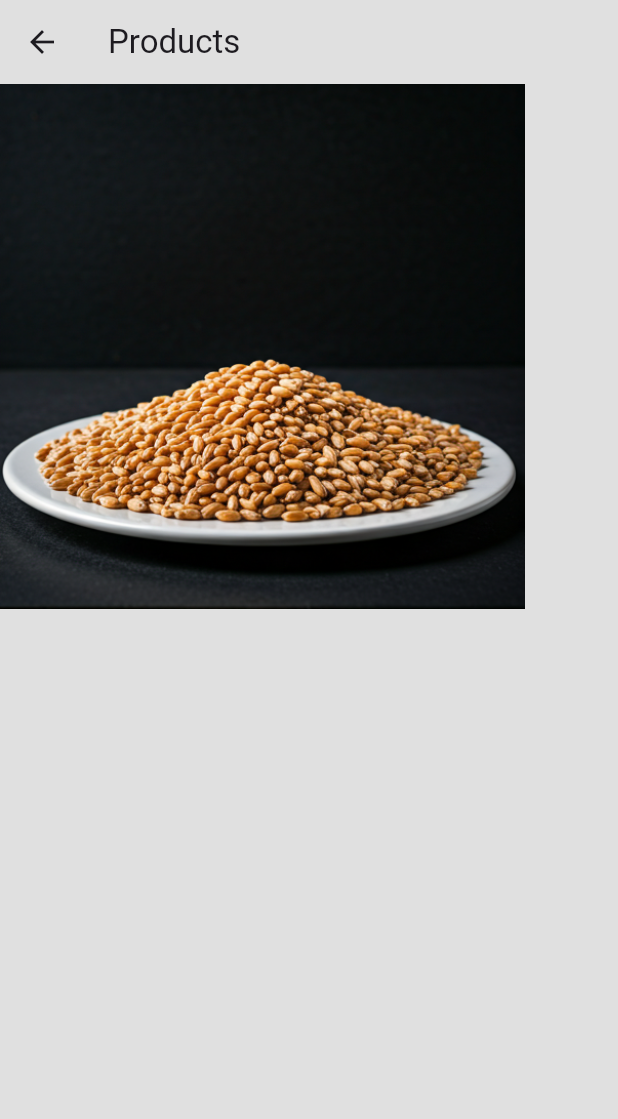
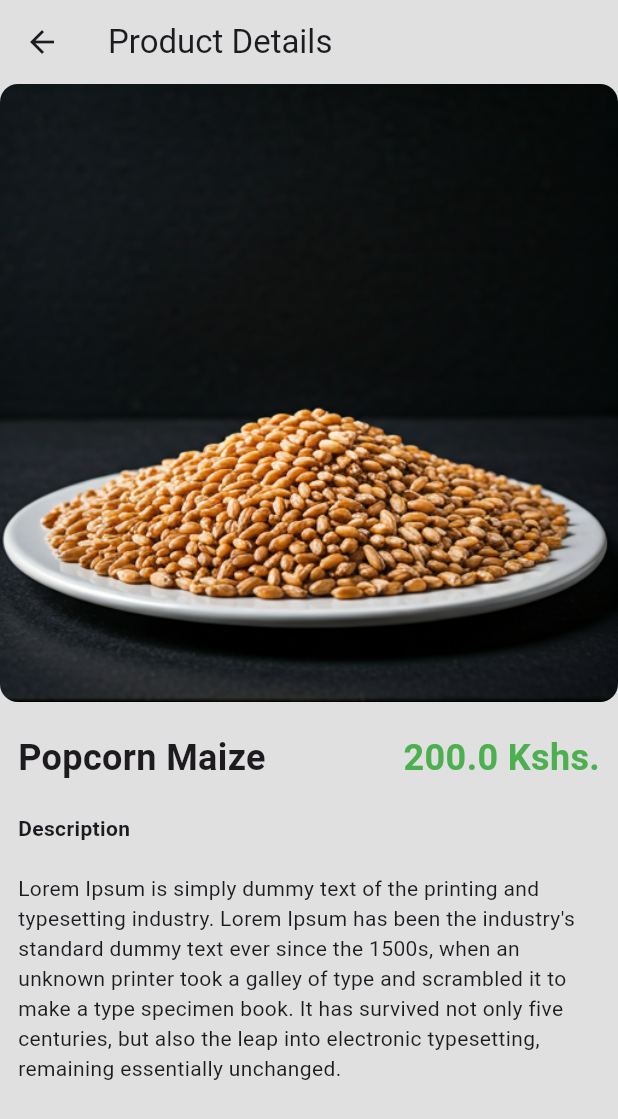
Before and after one commit to gflexx/minimal_ecommerce_app, a Flutter app: the ProductViewPage screen opened directly with sample values from the repository, on a phone screen of 412 x 824 dp. Shown: the top 1119 px of the screen. Run offline on Flutter 3.47's test engine with Material 3 defaults, Android fonts, the light colour scheme and no system bars; our stand-ins replace google_nav_bar.

Commit message:
Updated product detail UI

```diff
--- a/lib/models/cart.dart
+++ b/lib/models/cart.dart
@@ -5,32 +5,37 @@ class Cart extends ChangeNotifier {
   // list items on sale
   List<Item> itemlist = [
     Item(
-      name: 'Cereals',
-      description: 'sth',
+      name: 'Popcorn Maize',
+      description:
+          "Lorem Ipsum is simply dummy text of the printing and typesetting industry. Lorem Ipsum has been the industry's standard dummy text ever since the 1500s, when an unknown printer took a galley of type and scrambled it to make a type specimen book. It has survived not only five centuries, but also the leap into electronic typesetting, remaining essentially unchanged. ",
       price: 200,
       imageUrl: 'images/cereals.png',
     ),
     Item(
-      name: 'Fruits',
-      description: 'sth',
+      name: 'Citrus Banana Fruit Bundle',
+      description:
+          "Lorem Ipsum is simply dummy text of the printing and typesetting industry. Lorem Ipsum has been the industry's standard dummy text ever since the 1500s, when an unknown printer took a galley of type and scrambled it to make a type specimen book. It has survived not only five centuries, but also the leap into electronic typesetting, remaining essentially unchanged. ",
       price: 300,
       imageUrl: 'images/fruits.png',
     ),
     Item(
-      name: 'Tubers',
-      description: 'sth',
+      name: 'Zuchini',
+      description:
+          "Lorem Ipsum is simply dummy text of the printing and typesetting industry. Lorem Ipsum has been the industry's standard dummy text ever since the 1500s, when an unknown printer took a galley of type and scrambled it to make a type specimen book. It has survived not only five centuries, but also the leap into electronic typesetting, remaining essentially unchanged. ",
       price: 300,
       imageUrl: 'images/greens.png',
     ),
     Item(
-      name: 'Vegies',
-      description: 'sth',
+      name: 'Broccoli Cabbage Pack',
+      description:
+          "Lorem Ipsum is simply dummy text of the printing and typesetting industry. Lorem Ipsum has been the industry's standard dummy text ever since the 1500s, when an unknown printer took a galley of type and scrambled it to make a type specimen book. It has survived not only five centuries, but also the leap into electronic typesetting, remaining essentially unchanged. ",
       price: 150,
       imageUrl: 'images/vegies.png',
     ),
     Item(
-      name: 'Root Vegies',
-      description: 'sth',
+      name: 'Carrot Special Pack',
+      description:
+          "Lorem Ipsum is simply dummy text of the printing and typesetting industry. Lorem Ipsum has been the industry's standard dummy text ever since the 1500s, when an unknown printer took a galley of type and scrambled it to make a type specimen book. It has survived not only five centuries, but also the leap into electronic typesetting, remaining essentially unchanged. ",
       price: 400,
       imageUrl: 'images/root_vegies.png',
     ),
@@ -54,7 +59,7 @@ class Cart extends ChangeNotifier {
   }
 
   //  add item to cart
-  void addToCart(Item item){
+  void addToCart(Item item) {
     userCartItems.add(item);
     notifyListeners();
   }
@@ -64,6 +69,4 @@ class Cart extends ChangeNotifier {
     userCartItems.remove(item);
     notifyListeners();
   }
-
-
 }
--- a/lib/pages/product_view_page.dart
+++ b/lib/pages/product_view_page.dart
@@ -1,14 +1,22 @@
 import 'package:flutter/material.dart';
 import 'package:minimal_ecommerce_app/models/item.dart';
+import 'package:provider/provider.dart';
 
-class ProductViewPage extends StatelessWidget {
+class ProductViewPage extends StatefulWidget {
   final Item item;
   const ProductViewPage({super.key, required this.item});
+
+  @override
+  State<ProductViewPage> createState() => _ProductViewPageState();
+}
+
+class _ProductViewPageState extends State<ProductViewPage> {
   @override
   Widget build(BuildContext context) {
-    return Scaffold(
+    return Consumer(
+      builder: (context, value, child) => Scaffold(
         appBar: AppBar(
-        title: Text('Products'),
+          title: Text('Product Details'),
           backgroundColor: Colors.transparent,
           elevation: 0,
         ),
@@ -16,14 +24,59 @@ class ProductViewPage extends StatelessWidget {
         body: SingleChildScrollView(
           child: Column(
             children: [
-            Container(
-              height: 350,
-              decoration: BoxDecoration(
+              Center(
+                child: ClipRRect(
                   borderRadius: BorderRadius.circular(12),
+                  child: Image.asset(widget.item.imageUrl, fit: BoxFit.cover),
                 ),
-              child: Image.asset(item.imageUrl, fit: BoxFit.cover),
+              ),
+              SizedBox(height: 20),
+              // name and price
+              Padding(
+                padding: const EdgeInsets.symmetric(horizontal: 12),
+                child: Row(
+                  mainAxisAlignment: MainAxisAlignment.spaceBetween,
+                  children: [
+                    Text(
+                      widget.item.name,
+                      style: TextStyle(
+                        fontWeight: FontWeight.bold,
+                        fontSize: 24,
+                      ),
+                    ),
+                    Text(
+                      '${widget.item.price} Kshs.',
+                      style: TextStyle(
+                        fontWeight: FontWeight.bold,
+                        color: Colors.green,
+                        fontSize: 24,
+                      ),
                     ),
                   ],
+                ),
+              ),
+
+              SizedBox(height: 20),
+
+              Padding(
+                padding: const EdgeInsets.symmetric(horizontal: 12),
+                child: Column(
+                  crossAxisAlignment: CrossAxisAlignment.start,
+                  children: [
+                    // description
+                    Text(
+                      "Description",
+                      style: TextStyle(fontWeight: FontWeight.bold),
+                      textAlign: TextAlign.start,
+                    ),
+                    SizedBox(height: 20),
+
+                    Text(widget.item.description),
+                  ],
+                ),
+              ),
+            ],
+          ),
         ),
       ),
     );
```
Lines whose indentation alone changed are shown as unchanged.
